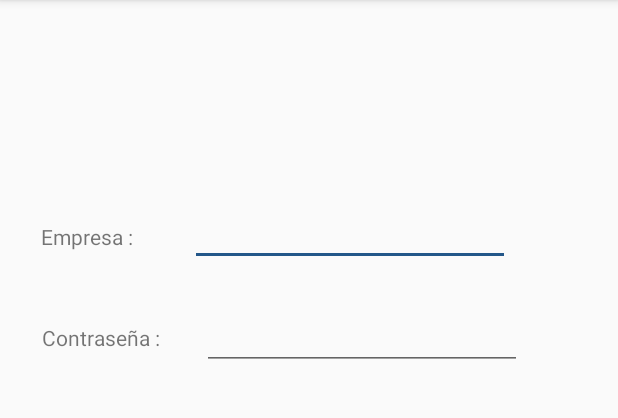
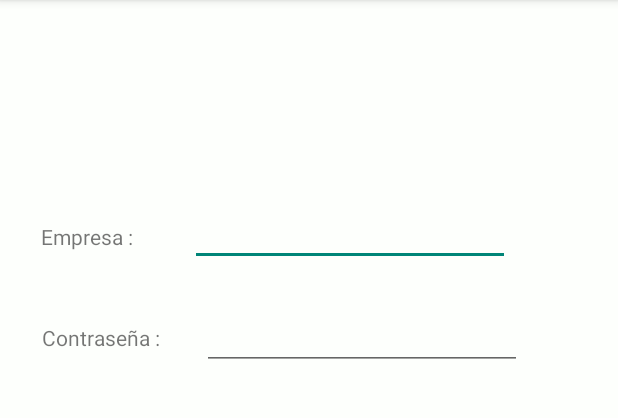
Before and after one commit to ecalventesilva/ToCheck, an Android app: the InicioAdmin screen opened directly, with no data from a screen before it, on a phone screen of 412 x 824 dp, the part 84-502 px from its top. Run offline under Robolectric (Android 15) with nearby library versions, the phone set to English and light mode, and no system bars.

Commit message:
Update colors v1.2
Añadido nuestro color blanco (#FDFFFD) a los fondos de la app y añadido nuestro color accent (#101D42) al DarkActionBar.

```diff
--- a/app/src/main/res/layout/activity_inicio_admin.xml
+++ b/app/src/main/res/layout/activity_inicio_admin.xml
@@ -4,6 +4,7 @@
     xmlns:tools="http://schemas.android.com/tools"
     android:layout_width="match_parent"
     android:layout_height="match_parent"
+    android:background="@color/colorBlanco"
     tools:context=".InicioAdmin">
 
     <EditText
--- a/app/src/main/res/layout/activity_inicio_usuario.xml
+++ b/app/src/main/res/layout/activity_inicio_usuario.xml
@@ -4,6 +4,7 @@
     xmlns:tools="http://schemas.android.com/tools"
     android:layout_width="match_parent"
     android:layout_height="match_parent"
+    android:background="@color/colorBlanco"
     tools:context=".InicioUsuario">
 
     <EditText
--- a/app/src/main/res/layout/activity_main.xml
+++ b/app/src/main/res/layout/activity_main.xml
@@ -4,7 +4,7 @@
     xmlns:tools="http://schemas.android.com/tools"
     android:layout_width="match_parent"
     android:layout_height="match_parent"
-    android:background="@color/colorAccent"
+    android:background="@color/colorPrimary"
     tools:context=".MainActivity">
 
     <ImageView
--- a/app/src/main/res/layout/activity_pantalla_qr.xml
+++ b/app/src/main/res/layout/activity_pantalla_qr.xml
@@ -4,6 +4,7 @@
     xmlns:tools="http://schemas.android.com/tools"
     android:layout_width="match_parent"
     android:layout_height="match_parent"
+    android:background="@color/colorBlanco"
     tools:context=".PantallaQR">
 
     <Button
--- a/app/src/main/res/layout/activity_primera_pantalla_admin.xml
+++ b/app/src/main/res/layout/activity_primera_pantalla_admin.xml
@@ -4,6 +4,7 @@
     xmlns:tools="http://schemas.android.com/tools"
     android:layout_width="match_parent"
     android:layout_height="match_parent"
+    android:background="@color/colorBlanco"
     tools:context=".PrimeraPantallaAdmin">
 
     <Button
--- a/app/src/main/res/layout/activity_primera_pantalla_usuario.xml
+++ b/app/src/main/res/layout/activity_primera_pantalla_usuario.xml
@@ -4,6 +4,7 @@
     xmlns:tools="http://schemas.android.com/tools"
     android:layout_width="match_parent"
     android:layout_height="match_parent"
+    android:background="@color/colorBlanco"
     tools:context=".PrimeraPantallaUsuario">
 
     <Button
--- a/app/src/main/res/layout/activity_registro_usuario.xml
+++ b/app/src/main/res/layout/activity_registro_usuario.xml
@@ -4,6 +4,7 @@
     xmlns:tools="http://schemas.android.com/tools"
     android:layout_width="match_parent"
     android:layout_height="match_parent"
+    android:background="@color/colorBlanco"
     tools:context=".RegistroUsuario">
 
     <EditText
--- a/app/src/main/res/values/colors.xml
+++ b/app/src/main/res/values/colors.xml
@@ -1,8 +1,8 @@
 <?xml version="1.0" encoding="utf-8"?>
 <resources>
     <color name="colorNegro">#0D1317</color>
-    <color name="colorPrimary">#101D42</color>
+    <color name="colorAccent">#101D42</color>
     <color name="colorSecundary">#134074</color>
-    <color name="colorAccent">#235789</color>
+    <color name="colorPrimary">#235789</color>
     <color name="colorBlanco">#FDFFFC</color>
 </resources>
--- a/app/src/main/res/values/styles.xml
+++ b/app/src/main/res/values/styles.xml
@@ -3,9 +3,8 @@
     <!-- Base application theme. -->
     <style name="AppTheme" parent="Theme.AppCompat.Light.DarkActionBar">
         <!-- Customize your theme here. -->
-        <item name="colorPrimary">@color/colorPrimary</item>
-        <item name="colorPrimaryDark">@color/colorPrimaryDark</item>
-        <item name="colorAccent">@color/colorAccent</item>
+        <item name="colorPrimary">@color/colorAccent</item>
+
     </style>
 
 </resources>
```
